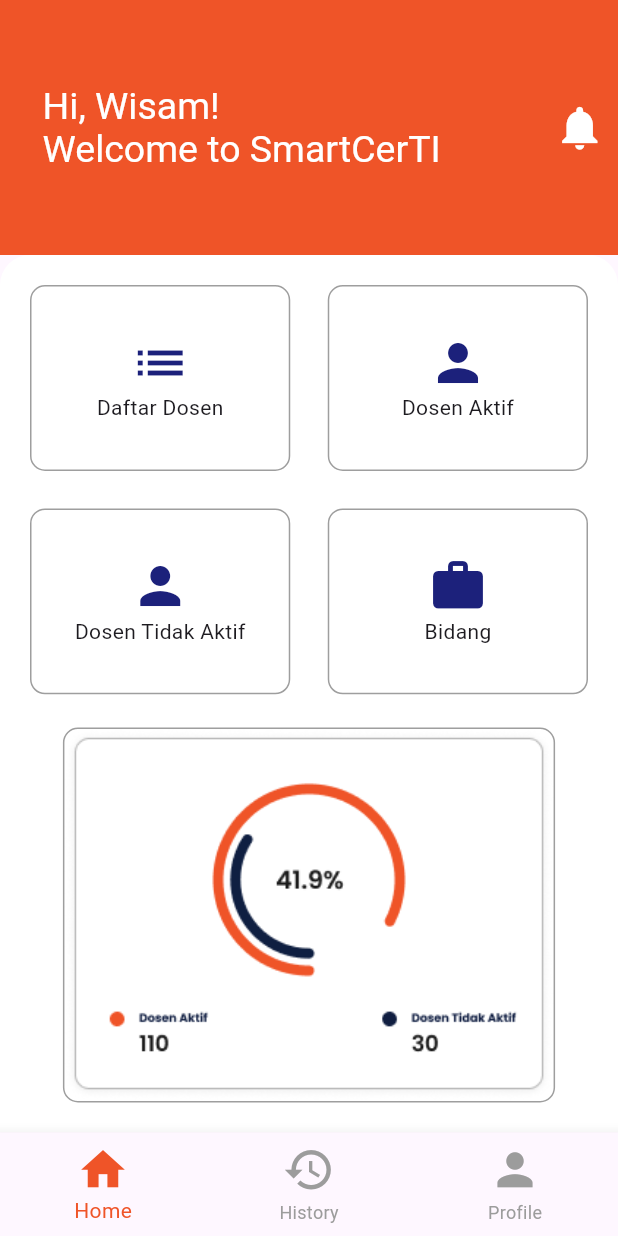
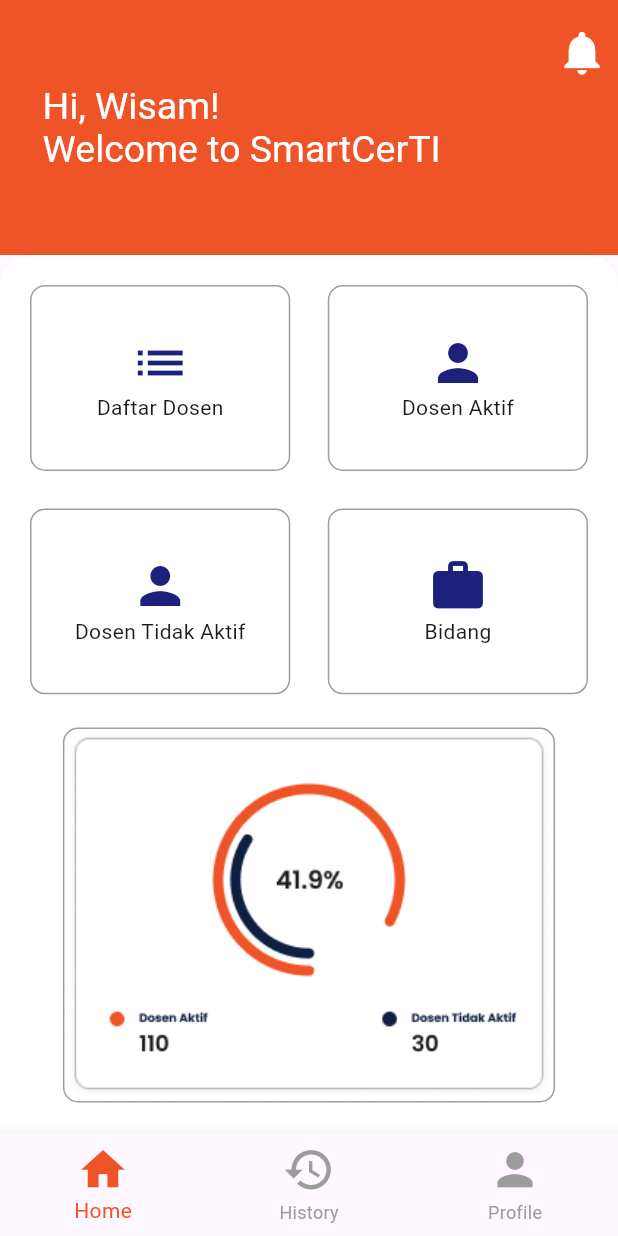
Before and after one commit to wisamahmad123/mobile_smarcerti_collab, a Flutter app: the HomePage screen opened directly, on a phone screen of 412 x 824 dp. Run offline on Flutter 3.47's test engine with Material 3 defaults, Android fonts, the phone set to English and light mode, and no system bars; Roboto replaces fonts that are missing (Ramabhadra).

Commit message:
Perubahan Icon

```diff
--- a/lib/main.dart
+++ b/lib/main.dart
@@ -12,6 +12,7 @@
   @override
   Widget build(BuildContext context) {
     return MaterialApp(
+      debugShowCheckedModeBanner: false,
       title: 'Login Pemimpin',
       theme: ThemeData(
         primarySwatch: Colors.blue,
--- a/lib/widgets/custom_app_bar.dart
+++ b/lib/widgets/custom_app_bar.dart
@@ -19,6 +19,7 @@
       toolbarHeight: 170,
       actions: [
         IconButton(
+          padding: EdgeInsets.only(bottom: 100),
           icon: const Icon(Icons.notifications),
           iconSize: 35,
           onPressed: () {
```
